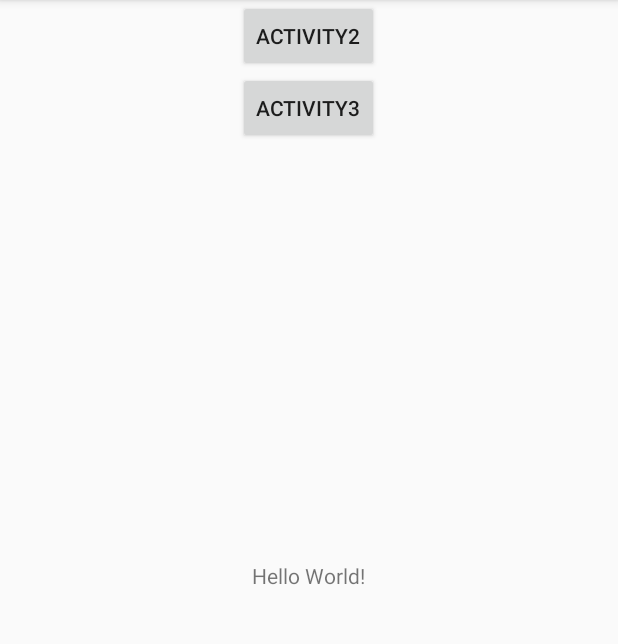
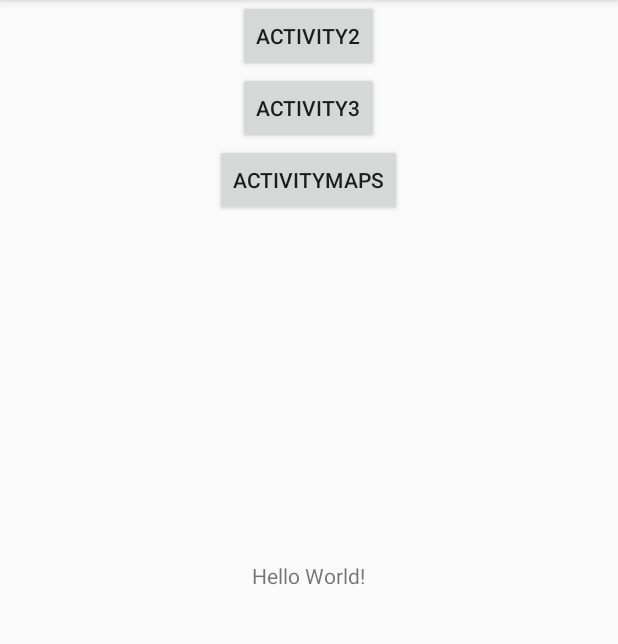
Before and after one commit to RobertOprea/android_homework_bogdan, an Android app: the screen it shows after launch (MainActivity), on a phone screen of 412 x 824 dp, the part 84-728 px from its top. Run offline under Robolectric (Android 15) with nearby library versions, the phone set to English and light mode, and no system bars.

Commit message:
tema 3 completa

```diff
--- a/tema3/app/build.gradle
+++ b/tema3/app/build.gradle
@@ -26,5 +26,6 @@ dependencies {
     })
     compile 'com.android.support:appcompat-v7:26.+'
     compile 'com.android.support.constraint:constraint-layout:1.0.2'
+    compile 'com.google.android.gms:play-services-maps:11.0.4'
     testCompile 'junit:junit:4.12'
 }
--- a/tema3/app/src/main/java/com/courses/bogdan/tema3/MainActivity.java
+++ b/tema3/app/src/main/java/com/courses/bogdan/tema3/MainActivity.java
@@ -16,8 +16,8 @@ import java.security.AccessController;
 
 public class MainActivity extends AppCompatActivity {
 
-    private Intent intent, intent2;
-    private Button secondActivity, thirdActivity;
+    private Intent intent, intent2, intent3;
+    private Button secondActivity, thirdActivity,maps;
     private ObjectToSend obj;
 
     @Override
@@ -27,7 +27,7 @@ public class MainActivity extends AppCompatActivity {
 
         secondActivity = (Button) findViewById(R.id.activityChanger);
         thirdActivity = (Button) findViewById(R.id.thirdActivity);
-
+        maps = (Button) findViewById(R.id.mapsActivity);
 
         intent = new Intent(getApplicationContext(),SecondActivity.class);
         obj = new ObjectToSend("George","Georgel",30,"turzii");
@@ -55,6 +55,16 @@ public class MainActivity extends AppCompatActivity {
             }
         });
 
+
+        intent3 = new Intent(getApplicationContext(),MapsActivity.class);
+        maps.setOnClickListener(new View.OnClickListener() {
+            @Override
+            public void onClick(View v) {
+                intent3.putExtra("lat", 44);
+                intent3.putExtra("lgn", 25);
+                startActivity(intent3);
+            }
+        });
     }
 
     @Override
--- a/tema3/app/src/main/res/layout/activity_main.xml
+++ b/tema3/app/src/main/res/layout/activity_main.xml
@@ -27,4 +27,13 @@
         android:layout_below="@id/activityChanger"
         />
 
+    <Button
+        android:text="ActivityMaps"
+        android:layout_width="wrap_content"
+        android:layout_height="wrap_content"
+        android:id="@+id/mapsActivity"
+        android:layout_centerHorizontal="true"
+        android:layout_below="@id/thirdActivity"
+        />
+
 </RelativeLayout>
--- a/tema3/app/src/main/res/values/strings.xml
+++ b/tema3/app/src/main/res/values/strings.xml
@@ -1,3 +1,4 @@
 <resources>
     <string name="app_name">tema3</string>
+    <string name="title_activity_maps">Map</string>
 </resources>
```
Also changed, not shown: tema3/app/src/debug/res/values/google_maps_api.xml (added, +26 -0 lines), tema3/app/src/main/AndroidManifest.xml (+22 -5 lines), tema3/app/src/main/java/com/courses/bogdan/tema3/MapsActivity.java (added, +56 -0 lines), tema3/app/src/main/res/layout/activity_maps.xml (added, +8 -0 lines), 1 other file.
